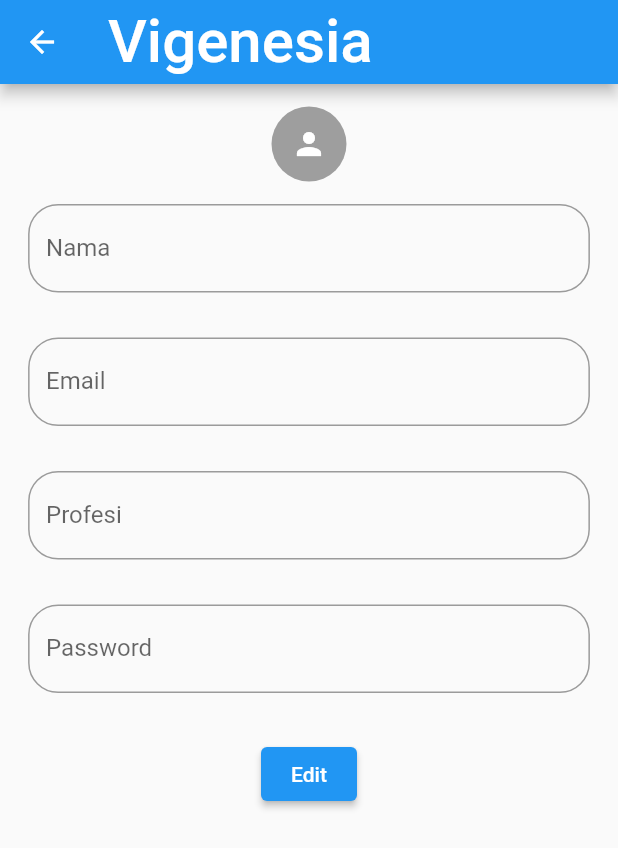
After one commit to floxydio/hervigen, a Flutter app: the MyProfile screen opened directly, after a tap on "Edit", on a phone screen of 412 x 824 dp. The commit adds this screen. Shown: the top 848 px of the screen. Run offline on Flutter 3.47's test engine with Material 2 defaults, Android fonts, the phone set to English and light mode, and no system bars; our stand-ins replace dio, google_fonts; Roboto replaces fonts that are missing (Rancho).

Commit message:
git branch bala

```diff
--- a/lib/Pages/menu.dart
+++ b/lib/Pages/menu.dart
@@ -1,6 +1,6 @@
 import 'package:flutter/foundation.dart';
 import 'package:flutter/material.dart';
-import 'package:hervigen/Pages/Profile.dart';
+import 'package:hervigen/pages/profile.dart';
 import 'package:hervigen/service/service_api.dart';
 
 class Menu extends StatefulWidget {
--- /dev/null
+++ b/lib/Pages/profile.dart
@@ -0,0 +1,100 @@
+import 'package:flutter/material.dart';
+import 'package:hervigen/pages/menu.dart';
+import 'package:hervigen/service/font_style.dart';
+import 'package:hervigen/service/service_api.dart';
+import 'package:hervigen/widget/my_widget.dart';
+
+class MyProfile extends StatefulWidget {
+  final dynamic idUser;
+  final String? email;
+  final String? profesi;
+  final String? password;
+  final String? nama;
+  const MyProfile(
+      {Key? key,
+      this.idUser,
+      this.email,
+      this.profesi,
+      this.password,
+      this.nama})
+      : super(key: key);
+
+  @override
+  _MyProfileState createState() => _MyProfileState();
+}
+
+class _MyProfileState extends State<MyProfile> {
+  TextEditingController namaController = TextEditingController();
+  TextEditingController emailController = TextEditingController();
+  TextEditingController profesiController = TextEditingController();
+  TextEditingController passwordController = TextEditingController();
+
+  var nama = '';
+
+  @override
+  Widget build(BuildContext context) {
+    return Scaffold(
+      appBar: AppBar(
+        title: Text("Vigenesia", style: boardWhiteStyle),
+      ),
+      body: SingleChildScrollView(
+        child: Center(
+          child: Column(
+            crossAxisAlignment: CrossAxisAlignment.center,
+            children: [
+              const Padding(
+                padding: EdgeInsets.only(top: 15.0, bottom: 15.0),
+                child: CircleAvatar(
+                  backgroundColor: Colors.grey,
+                  maxRadius: 25.0,
+                  child: Icon(Icons.person, color: Colors.white),
+                ),
+              ),
+              MyInput(
+                initialValue: widget.nama ?? "",
+                onChange: (value) {
+                  namaController.text = value;
+                },
+                label: "Nama",
+              ),
+              MyInput(
+                initialValue: widget.email ?? "",
+                label: "Email",
+                onChange: (value) {
+                  emailController.text = value;
+                },
+              ),
+              MyInput(
+                initialValue: widget.profesi ?? "",
+                label: "Profesi",
+                onChange: (value) {
+                  profesiController.text = value;
+                },
+              ),
+              MyInput(
+                initialValue: widget.password ?? "",
+                label: "Password",
+                onChange: (value) {
+                  passwordController.text = value;
+                },
+              ),
+              ElevatedButton(
+                  onPressed: () {
+                      ServiceApi()
+                        .editProfile(
+                            widget.idUser,
+                            namaController.text,
+                            profesiController.text,
+                            widget.email!,
+                            widget.password!)
+                        .then((value) => Navigator.pushReplacement(context,
+                            MaterialPageRoute(builder: (_) => const Menu())));
+                  },
+                  child: const Text("Edit"))
+            ],
+          ),
+        ),
+      ),
+    );
+  }
+}
--- a/lib/Service/Service_Api.dart
+++ b/lib/Service/Service_Api.dart
@@ -27,8 +27,8 @@ class ServiceApi {
     }
   }
 
-  Future<dynamic> sendMotivation(String motivasi) async {
-    Map<String, dynamic> formData = {"isi_motivasi": motivasi};
+  Future<dynamic> sendMotivation(String motivasi, dynamic idUser) async {
+    Map<String, dynamic> formData = {"isi_motivasi": motivasi, "iduser": idUser};
     try {
       Response response =
           await dio.post(baseURL + "api/dev/POSTmotivasi", data: formData);
@@ -112,4 +112,30 @@ class ServiceApi {
       throw Exception(e);
     }
   }
+
+  Future<dynamic> editProfile(
+      dynamic idUser,
+      String nama, String profesi, String email, String password) async {
+    Map<String, dynamic> formData = {
+      "iduser" :idUser,
+      "nama": nama,
+      "profesi": profesi,
+      "email": email,
+      "password": password
+    };
+    try {
+      Response response = await dio.put(baseURL + "api/PUTprofile",
+          data: formData,
+          options: Options(contentType: Headers.formUrlEncodedContentType));
+
+      if (response.statusCode == 200) {
+        if (kDebugMode) {
+          print("Respon Edit -> ${response.data}");
+        }
+        return response.data;
+      }
+    } catch (e) {
+      throw Exception(e);
+    }
+  }
 }
--- a/lib/widget/my_widget.dart
+++ b/lib/widget/my_widget.dart
@@ -2,11 +2,17 @@ import 'package:flutter/material.dart';
 
 class MyInput extends StatelessWidget {
   final String? label;
+  final String? initialValue;
+  final Function(String?)? onSaved;
+  final Function(String)? onChange;
   final bool password;
   final TextEditingController? controller;
   const MyInput({
     Key? key,
     this.label,
+    this.initialValue,
+    this.onSaved,
+    this.onChange,
     this.controller,
     this.password = false,
   }) : super(key: key);
@@ -14,15 +20,16 @@ class MyInput extends StatelessWidget {
   @override
   Widget build(BuildContext context) {
     return Container(
-      padding: const EdgeInsets.only(bottom: 15.0),
+      padding: const EdgeInsets.only(bottom: 30.0),
       width: MediaQuery.of(context).size.width / 1.1,
       child: TextFormField(
+        onSaved: onSaved,
         controller: controller,
         obscureText: password,
+        onChanged: onChange,
+        initialValue: initialValue,
         decoration: InputDecoration(
-          border:  OutlineInputBorder(
-            borderRadius: BorderRadius.circular(20)
-          ),
+          border: OutlineInputBorder(borderRadius: BorderRadius.circular(20)),
           labelText: label,
         ),
       ),
```
